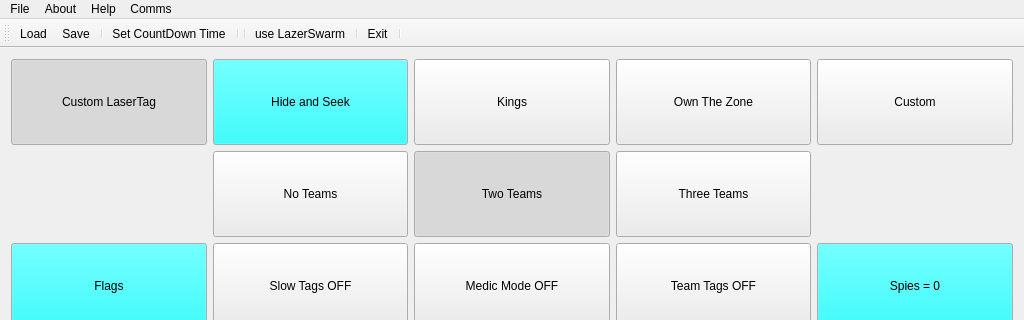
The window that LttoMainWindow.ui (rmick/Combobulator) describes before a commit, drawn with Qt 5; both pictures show x 0 to 1024 and y 0 to 320 of the 1024 by 600 pixel window.
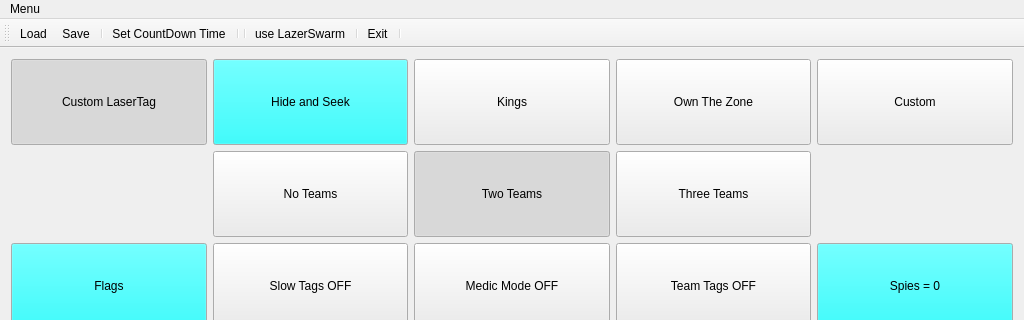
The same window after the commit.

Commit message:
- Android now working. (calls ltttoComms directly, as Signal was not working). - Added About box.
Known Issues.
- Spies has broken team hosting completely. Currently only NoTeam games
will host.
- TeamTags block hosting for some unknown reason.
- Android buttons do not show that they are Checked.

Patch:
```diff
--- a/LttoMainWindow.ui
+++ b/LttoMainWindow.ui
@@ -1144,7 +1144,7 @@
    </property>
    <widget class="QMenu" name="menuFile">
     <property name="title">
-     <string>File</string>
+     <string>Menu</string>
     </property>
     <addaction name="actionSave"/>
     <addaction name="actionLoad"/>
@@ -1154,27 +1154,7 @@
     <addaction name="separator"/>
     <addaction name="actionExit"/>
    </widget>
-   <widget class="QMenu" name="menuAbout">
-    <property name="title">
-     <string>About</string>
-    </property>
-   </widget>
-   <widget class="QMenu" name="menuHelp">
-    <property name="title">
-     <string>Help</string>
-    </property>
-   </widget>
-   <widget class="QMenu" name="menuComms">
-    <property name="title">
-     <string>Comms</string>
-    </property>
-    <addaction name="actionUSB_Serial"/>
-    <addaction name="actionWi_Fi"/>
-   </widget>
    <addaction name="menuFile"/>
-   <addaction name="menuAbout"/>
-   <addaction name="menuHelp"/>
-   <addaction name="menuComms"/>
   </widget>
   <widget class="QToolBar" name="mainToolBar">
    <attribute name="toolBarArea">
```
Left out of the diff: 9 changed lines with no effect on the pictures. The commit also changes 17 other files.
